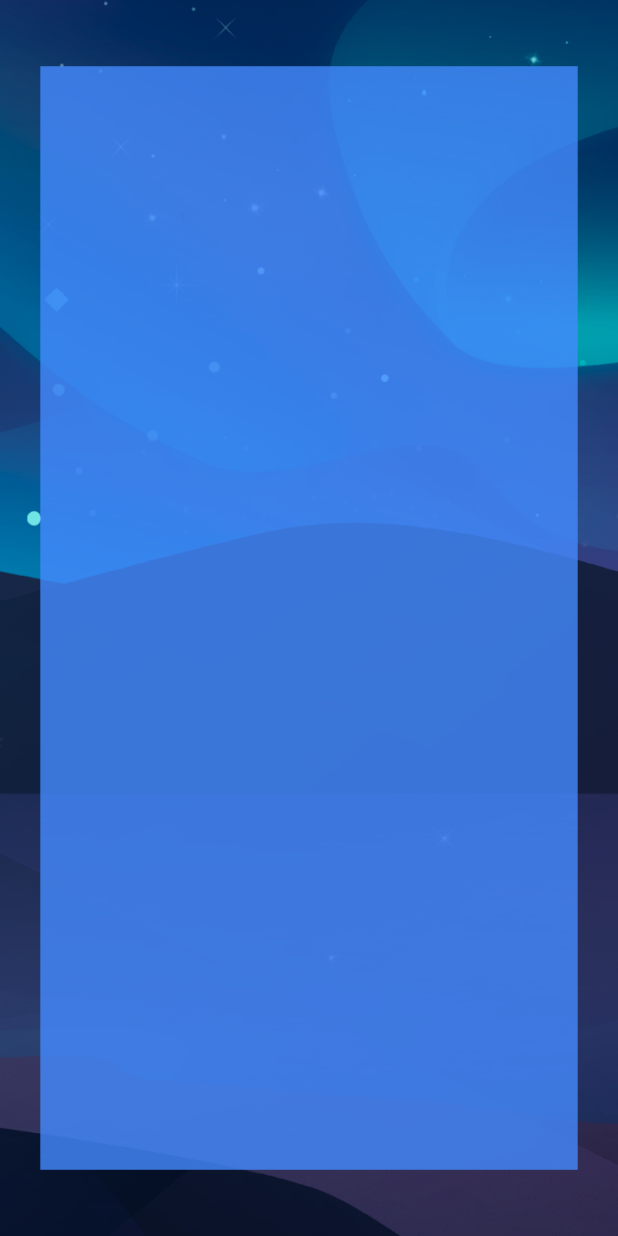
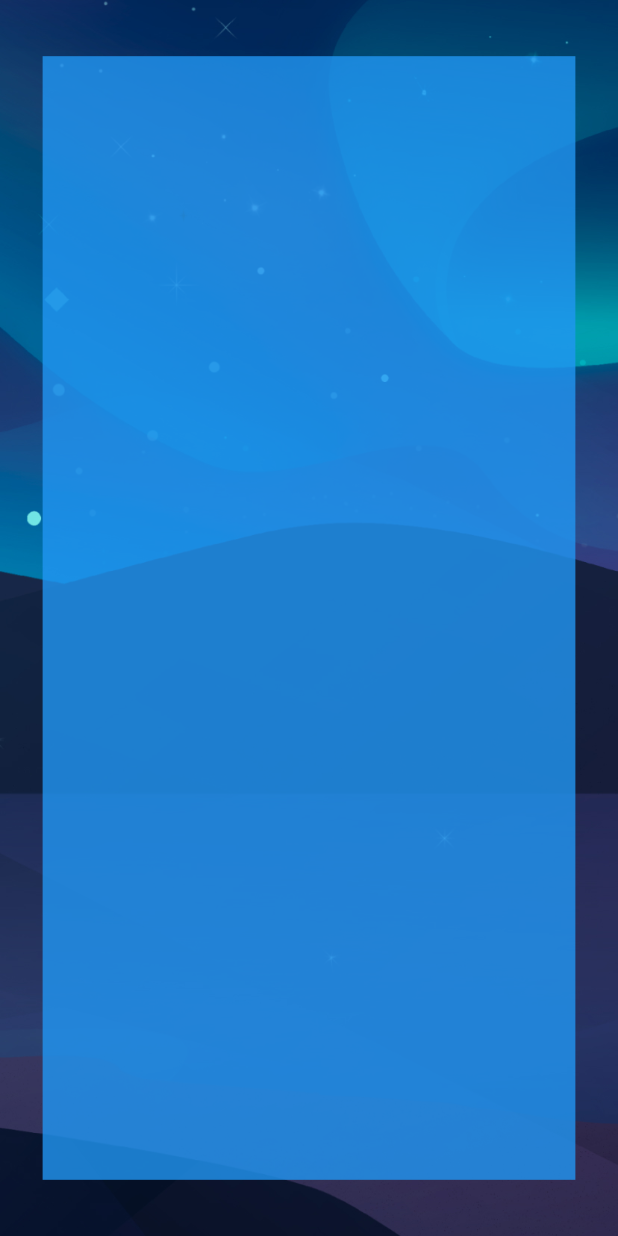
Before and after one commit to Yaa-ai-Public/PID_Controller_Game, a Flutter app: the screen6 screen opened directly, on a phone screen of 412 x 824 dp. Run offline on Flutter 3.47's test engine with Material 2 defaults, Android fonts, the phone set to English and light mode, and no system bars; our stand-ins replace google_fonts.

Commit message:
Animate line A TO B

```diff
--- a/lib/Animate_line.dart
+++ b/lib/Animate_line.dart
@@ -23,9 +23,15 @@ class screen6 extends StatelessWidget {
               mainAxisAlignment: MainAxisAlignment.center,
               children: [
                 Container(
-                  height: MediaQuery.of(context).size.height/1.12,
-                  width: MediaQuery.of(context).size.width/1.15,
-                  color: Colors.blueAccent.withOpacity(0.8),
+                  height: MediaQuery.of(context).size.height/1.10,
+                  width: MediaQuery.of(context).size.width/1.16,
+                  color: Colors.blue.withOpacity(0.8),
+                  child: GestureDetector(
+                    onTap:() => Navigator.push(
+                    context,
+                    MaterialPageRoute(builder: (context) => AnimatedAlign()),
+                  ),
+                  ),
                 )
               ],
             ),
--- a/pubspec.yaml
+++ b/pubspec.yaml
@@ -50,6 +50,8 @@ flutter:
   assets:
      - images/screen1.jpg
      - images/boat.gif
+     - images/redbird.png
+     - images/yellowbird.png
 
 
   # An image asset can refer to one or more resolution-specific "variants", see
```
Also changed, not shown: lib/screen7.dart (added, +71 -0 lines), images/redbird.png (added), images/yellowbird.png (added), pubspec.lock.
